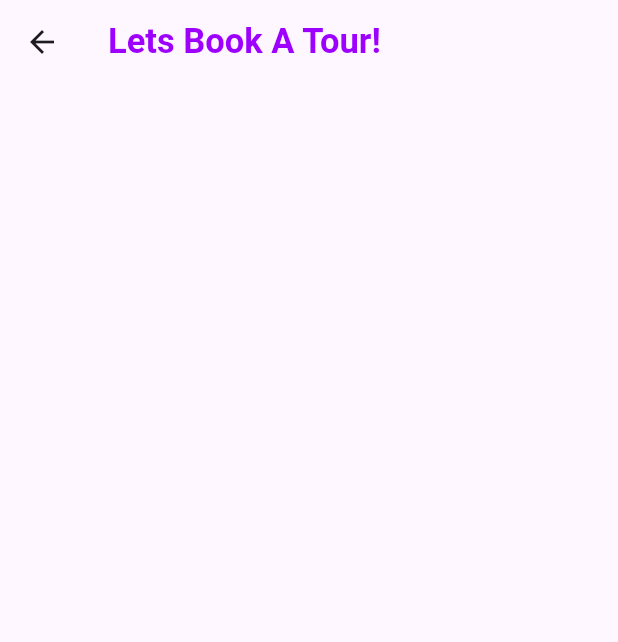
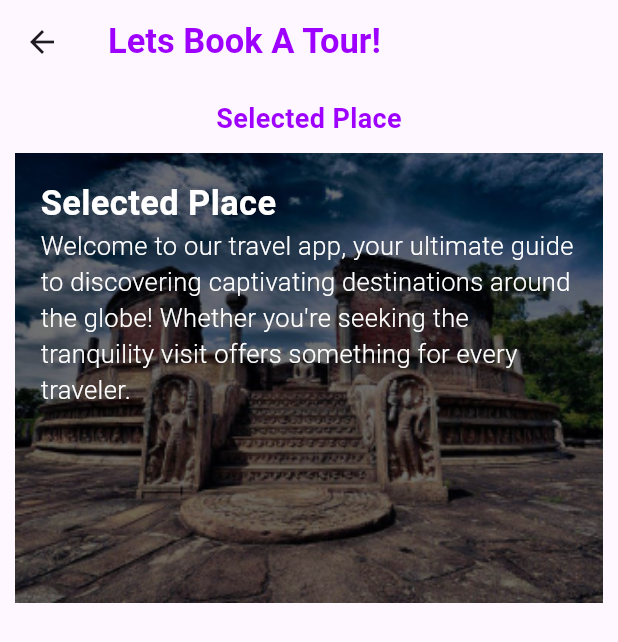
Before and after one commit to Ramesh-Kaushika/Awesome-Place-App04, a Flutter app: the BookingPage screen opened directly, on a phone screen of 412 x 824 dp. Shown: the top 642 px of the screen. Run offline on Flutter 3.47's test engine with Material 3 defaults, Android fonts, the phone set to English and light mode, and no system bars.

Commit message:
Awesome app done all function add

```diff
--- a/lib/pages/booking_page.dart
+++ b/lib/pages/booking_page.dart
@@ -17,6 +17,70 @@ class BookingPage extends StatelessWidget {
           ),
         ),
       ),
+      body: SingleChildScrollView(
+        child: Padding(
+          padding: const EdgeInsets.all(10.0),
+          child: Column(
+            children: [
+              const Text(
+                "Selected Place",
+                style: TextStyle(
+                  color: mainColor,
+                  fontWeight: FontWeight.w700,
+                  fontSize: 18,
+                ),
+              ),
+              const SizedBox(
+                height: 10,
+              ),
+              //Stack
+              Stack(
+                children: [
+                  ClipRRect(
+                    child: Image.asset(
+                      "assets/Cultural.png",
+                      width: double.infinity,
+                      height: 300,
+                      fit: BoxFit.cover,
+                    ),
+                  ),
+                  Container(
+                    width: double.infinity,
+                    height: 300,
+                    decoration: BoxDecoration(
+                      color: Colors.black.withOpacity(0.56),
+                    ),
+                  ),
+                  const Padding(
+                    padding: EdgeInsets.all(17.0),
+                    child: Column(
+                      crossAxisAlignment: CrossAxisAlignment.start,
+                      children: [
+                        Text(
+                          "Selected Place",
+                          style: TextStyle(
+                            fontSize: 23,
+                            fontWeight: FontWeight.w700,
+                            color: mainWhite,
+                          ),
+                        ),
+                        Text(
+                          "Welcome to our travel app, your ultimate guide to discovering captivating destinations around the globe! Whether you're seeking the tranquility visit offers something for every traveler.",
+                          style: TextStyle(
+                            fontSize: 17,
+                            fontWeight: FontWeight.w300,
+                            color: mainWhite,
+                          ),
+                        ),
+                      ],
+                    ),
+                  )
+                ],
+              )
+            ],
+          ),
+        ),
+      ),
     );
   }
 }
```
